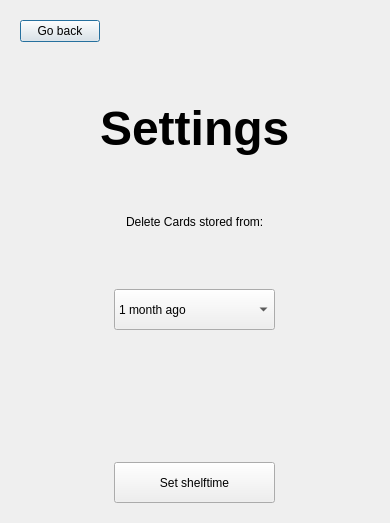
This is settings3.ui in danysigha/Clipboard-Manager as Qt 5 draws it before an edit. The edited form follows.
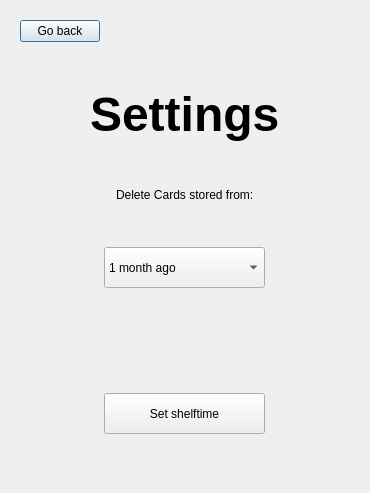
This is the edited form.

The edit to the form file:
```diff
--- a/settings3.ui
+++ b/settings3.ui
@@ -6,8 +6,8 @@
    <rect>
     <x>0</x>
     <y>0</y>
-    <width>390</width>
-    <height>523</height>
+    <width>370</width>
+    <height>493</height>
    </rect>
   </property>
   <property name="windowTitle">
@@ -180,6 +180,19 @@
           </property>
          </widget>
         </item>
+        <item>
+         <spacer name="verticalSpacer_6">
+          <property name="orientation">
+           <enum>Qt::Vertical</enum>
+          </property>
+          <property name="sizeHint" stdset="0">
+           <size>
+            <width>20</width>
+            <height>40</height>
+           </size>
+          </property>
+         </spacer>
+        </item>
        </layout>
       </item>
      </layout>
```
